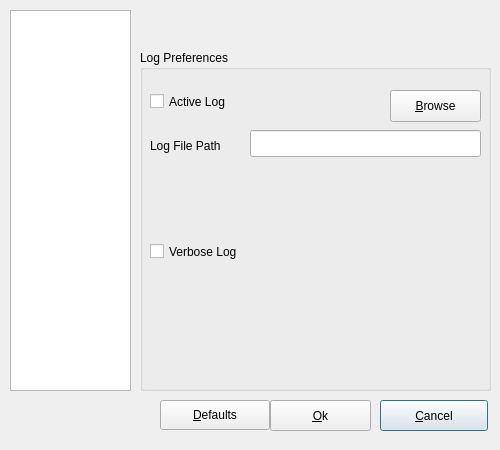
Above: src/preference/profilemain.ui from nmapsi4/nmapsi4 before the change. Below: the same form after it.
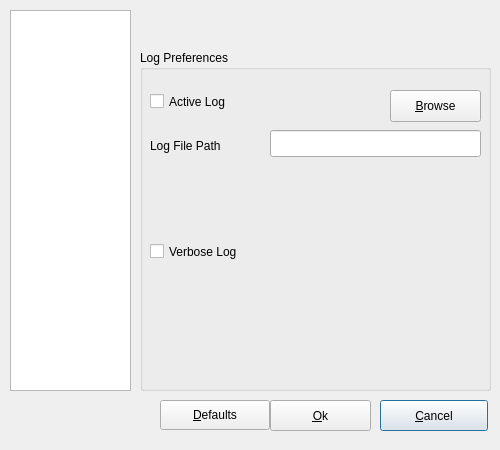
That is the form after the change. The open tabs and pages were chosen to show the change. Icons and pictures are not drawn.

Commit message: another size fix ;)

What changed in the file:
```diff
--- a/src/preference/profilemain.ui
+++ b/src/preference/profilemain.ui
@@ -262,9 +262,9 @@
      <widget class="QLineEdit" name="lineEditPath" >
       <property name="geometry" >
        <rect>
-        <x>110</x>
+        <x>130</x>
         <y>80</y>
-        <width>231</width>
+        <width>211</width>
         <height>27</height>
        </rect>
       </property>
@@ -277,7 +277,7 @@
        <rect>
         <x>10</x>
         <y>80</y>
-        <width>101</width>
+        <width>121</width>
         <height>31</height>
        </rect>
       </property>
```
Left out of the diff: 2 changed lines with no effect on the pictures.
